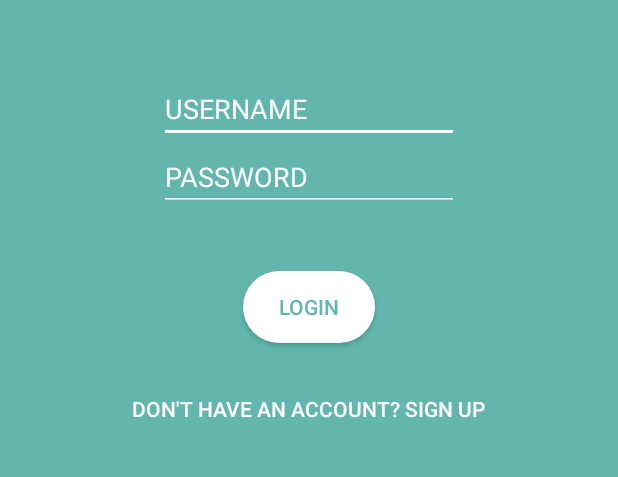
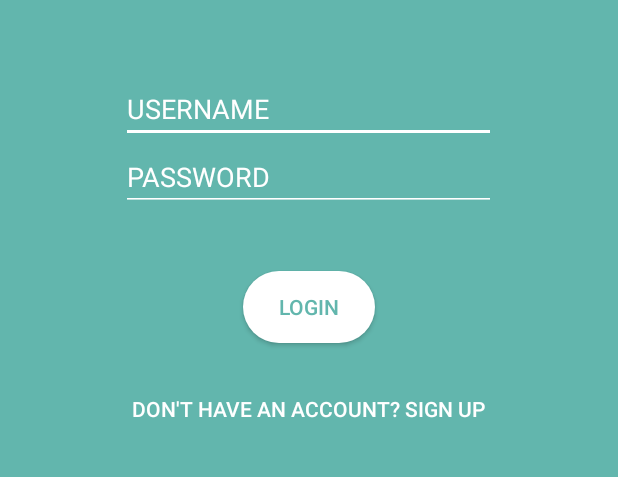
Before and after one commit to ShaniAvraham/M3, an Android app: the screen it shows after launch (MainActivity), on a phone screen of 412 x 824 dp, the part 399-876 px from its top. Run offline under Robolectric (Android 15) with nearby library versions, the phone set to English and light mode, and no system bars.

Commit message:
fixed version

```diff
--- a/app/src/main/res/layout/activity_main.xml
+++ b/app/src/main/res/layout/activity_main.xml
@@ -18,7 +18,7 @@
 
     <EditText
         android:id = "@+id/username"
-        android:layout_width = "200dp"
+        android:layout_width = "250dp"
         android:layout_height = "wrap_content"
         android:hint="@string/username"
         android:layout_gravity="center_horizontal"
@@ -29,7 +29,7 @@
 
     <EditText
         android:id = "@+id/password"
-        android:layout_width = "200dp"
+        android:layout_width = "250dp"
         android:layout_height = "wrap_content"
         android:inputType = "textPassword"
         android:hint="@string/password"
```
Also changed, not shown: app/build.gradle (line endings or trailing spaces), app/src/main/java/com/example/demo/appdemo/MainActivity.java (line endings or trailing spaces).
